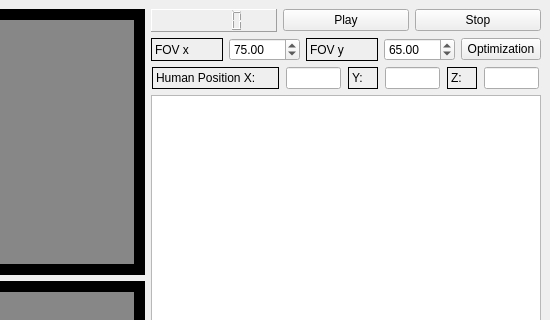
Old version of the form smartprojector/SmartProjectorMainWindow.ui in the repository BazerHanMinSu/Celluon; both pictures show x 569 to 1119 and y 0 to 320 of the 1119 by 574 pixel window.
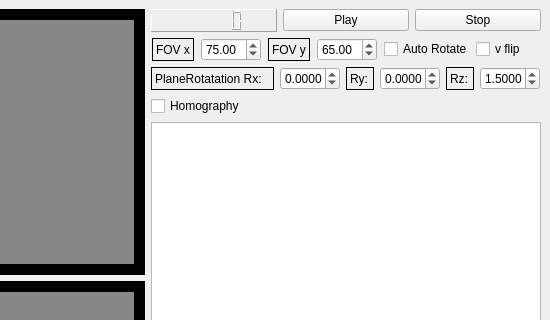
New version of the form. Icons and pictures are not drawn. Custom widgets are drawn as their Qt base class.

The edit to the form file:
```diff
--- a/smartprojector/SmartProjectorMainWindow.ui
+++ b/smartprojector/SmartProjectorMainWindow.ui
@@ -325,6 +325,24 @@
        <layout class="QHBoxLayout" name="horizontalLayout_5">
         <item>
          <widget class="QLabel" name="label">
+          <property name="sizePolicy">
+           <sizepolicy hsizetype="Fixed" vsizetype="Preferred">
+            <horstretch>0</horstretch>
+            <verstretch>0</verstretch>
+           </sizepolicy>
+          </property>
+          <property name="minimumSize">
+           <size>
+            <width>42</width>
+            <height>0</height>
+           </size>
+          </property>
+          <property name="maximumSize">
+           <size>
+            <width>42</width>
+            <height>16777215</height>
+           </size>
+          </property>
           <property name="frameShape">
            <enum>QFrame::Box</enum>
           </property>
@@ -335,6 +353,27 @@
         </item>
         <item>
          <widget class="QDoubleSpinBox" name="mFovXSpinBox">
+          <property name="sizePolicy">
+           <sizepolicy hsizetype="Fixed" vsizetype="Fixed">
+            <horstretch>0</horstretch>
+            <verstretch>0</verstretch>
+           </sizepolicy>
+          </property>
+          <property name="minimumSize">
+           <size>
+            <width>60</width>
+            <height>0</height>
+           </size>
+          </property>
+          <property name="maximumSize">
+           <size>
+            <width>50</width>
+            <height>16777215</height>
+           </size>
+          </property>
+          <property name="decimals">
+           <number>2</number>
+          </property>
           <property name="maximum">
            <double>170.000000000000000</double>
           </property>
@@ -348,6 +387,24 @@
         </item>
         <item>
          <widget class="QLabel" name="label_2">
+          <property name="sizePolicy">
+           <sizepolicy hsizetype="Fixed" vsizetype="Preferred">
+            <horstretch>0</horstretch>
+            <verstretch>0</verstretch>
+           </sizepolicy>
+          </property>
+          <property name="minimumSize">
+           <size>
+            <width>40</width>
+            <height>0</height>
+           </size>
+          </property>
+          <property name="maximumSize">
+           <size>
+            <width>42</width>
+            <height>16777215</height>
+           </size>
+          </property>
           <property name="frameShape">
            <enum>QFrame::Box</enum>
           </property>
@@ -358,6 +415,27 @@
         </item>
         <item>
          <widget class="QDoubleSpinBox" name="mFovYSpinBox">
+          <property name="sizePolicy">
+           <sizepolicy hsizetype="Fixed" vsizetype="Fixed">
+            <horstretch>0</horstretch>
+            <verstretch>0</verstretch>
+           </sizepolicy>
+          </property>
+          <property name="minimumSize">
+           <size>
+            <width>60</width>
+            <height>0</height>
+           </size>
+          </property>
+          <property name="maximumSize">
+           <size>
+            <width>50</width>
+            <height>16777215</height>
+           </size>
+          </property>
+          <property name="decimals">
+           <number>2</number>
+          </property>
           <property name="maximum">
            <double>170.000000000000000</double>
           </property>
@@ -370,9 +448,52 @@
          </widget>
         </item>
         <item>
-         <widget class="QPushButton" name="pushButton">
+         <widget class="QCheckBox" name="mAutoPlaneRotationCB">
+          <property name="sizePolicy">
+           <sizepolicy hsizetype="Fixed" vsizetype="Fixed">
+            <horstretch>0</horstretch>
+            <verstretch>0</verstretch>
+           </sizepolicy>
+          </property>
+          <property name="minimumSize">
+           <size>
+            <width>85</width>
+            <height>0</height>
+           </size>
+          </property>
+          <property name="maximumSize">
+           <size>
+            <width>50</width>
+            <height>16777215</height>
+           </size>
+          </property>
           <property name="text">
-           <string>Optimization</string>
+           <string>Auto Rotate</string>
+          </property>
+         </widget>
+        </item>
+        <item>
+         <widget class="QCheckBox" name="mVerticalFlip">
+          <property name="sizePolicy">
+           <sizepolicy hsizetype="Fixed" vsizetype="Fixed">
+            <horstretch>0</horstretch>
+            <verstretch>0</verstretch>
+           </sizepolicy>
+          </property>
+          <property name="minimumSize">
+           <size>
+            <width>60</width>
+            <height>0</height>
+           </size>
+          </property>
+          <property name="maximumSize">
+           <size>
+            <width>50</width>
+            <height>16777215</height>
+           </size>
+          </property>
+          <property name="text">
+           <string>v flip</string>
           </property>
          </widget>
         </item>
@@ -390,7 +511,7 @@
           </property>
           <property name="minimumSize">
            <size>
-            <width>127</width>
+            <width>123</width>
             <height>0</height>
            </size>
           </property>
@@ -404,30 +525,39 @@
            <enum>QFrame::Box</enum>
           </property>
           <property name="text">
-           <string>Human Position X:</string>
+           <string>PlaneRotatation Rx:</string>
           </property>
          </widget>
         </item>
         <item>
-         <widget class="QLineEdit" name="mHumanPosX">
-          <property name="sizePolicy">
-           <sizepolicy hsizetype="Fixed" vsizetype="Fixed">
-            <horstretch>0</horstretch>
-            <verstretch>0</verstretch>
-           </sizepolicy>
-          </property>
+         <widget class="QDoubleSpinBox" name="mRotateXSpinBox">
           <property name="minimumSize">
            <size>
-            <width>55</width>
+            <width>60</width>
             <height>0</height>
            </size>
           </property>
           <property name="maximumSize">
            <size>
-            <width>50</width>
+            <width>60</width>
             <height>16777215</height>
            </size>
           </property>
+          <property name="decimals">
+           <number>4</number>
+          </property>
+          <property name="minimum">
+           <double>-80.000000000000000</double>
+          </property>
+          <property name="maximum">
+           <double>80.000000000000000</double>
+          </property>
+          <property name="singleStep">
+           <double>1.000000000000000</double>
+          </property>
+          <property name="value">
+           <double>0.000000000000000</double>
+          </property>
          </widget>
         </item>
         <item>
@@ -440,13 +570,13 @@
           </property>
           <property name="minimumSize">
            <size>
-            <width>30</width>
+            <width>28</width>
             <height>0</height>
            </size>
           </property>
           <property name="maximumSize">
            <size>
-            <width>30</width>
+            <width>28</width>
             <height>16777215</height>
            </size>
           </property>
@@ -454,30 +584,39 @@
            <enum>QFrame::Box</enum>
           </property>
           <property name="text">
-           <string>Y:  </string>
+           <string>Ry:  </string>
           </property>
          </widget>
         </item>
         <item>
-         <widget class="QLineEdit" name="mHumanPosY">
-          <property name="sizePolicy">
-           <sizepolicy hsizetype="Fixed" vsizetype="Fixed">
-            <horstretch>0</horstretch>
-            <verstretch>0</verstretch>
-           </sizepolicy>
-          </property>
+         <widget class="QDoubleSpinBox" name="mRotateYSpinBox">
           <property name="minimumSize">
            <size>
-            <width>55</width>
+            <width>60</width>
             <height>0</height>
            </size>
           </property>
           <property name="maximumSize">
            <size>
-            <width>50</width>
+            <width>60</width>
             <height>16777215</height>
            </size>
           </property>
+          <property name="decimals">
+           <number>4</number>
+          </property>
+          <property name="minimum">
+           <double>-80.000000000000000</double>
+          </property>
+          <property name="maximum">
+           <double>80.000000000000000</double>
+          </property>
+          <property name="singleStep">
+           <double>1.000000000000000</double>
+          </property>
+          <property name="value">
+           <double>0.000000000000000</double>
+          </property>
          </widget>
         </item>
         <item>
@@ -490,13 +629,13 @@
           </property>
           <property name="minimumSize">
            <size>
-            <width>30</width>
+            <width>28</width>
             <height>0</height>
            </size>
           </property>
           <property name="maximumSize">
            <size>
-            <width>30</width>
+            <width>28</width>
             <height>16777215</height>
            </size>
           </property>
@@ -504,34 +643,50 @@
            <enum>QFrame::Box</enum>
           </property>
           <property name="text">
-           <string>Z:</string>
+           <string>Rz:</string>
           </property>
          </widget>
         </item>
         <item>
-         <widget class="QLineEdit" name="mHumanPosZ">
+         <widget class="QDoubleSpinBox" name="mRotateZSpinBox">
           <property name="sizePolicy">
-           <sizepolicy hsizetype="Fixed" vsizetype="Fixed">
-            <horstretch>0</horstretch>
+           <sizepolicy hsizetype="Minimum" vsizetype="Fixed">
+            <horstretch>60</horstretch>
             <verstretch>0</verstretch>
            </sizepolicy>
           </property>
-          <property name="minimumSize">
-           <size>
-            <width>55</width>
-            <height>0</height>
-           </size>
-          </property>
           <property name="maximumSize">
            <size>
-            <width>50</width>
+            <width>60</width>
             <height>16777215</height>
            </size>
           </property>
+          <property name="decimals">
+           <number>4</number>
+          </property>
+          <property name="minimum">
+           <double>-80.000000000000000</double>
+          </property>
+          <property name="maximum">
+           <double>80.000000000000000</double>
+          </property>
+          <property name="singleStep">
+           <double>1.000000000000000</double>
+          </property>
+          <property name="value">
+           <double>1.500000000000000</double>
+          </property>
          </widget>
         </item>
        </layout>
       </item>
+      <item>
+       <widget class="QCheckBox" name="mHomographyCB">
+        <property name="text">
+         <string>Homography</string>
+        </property>
+       </widget>
+      </item>
       <item>
        <widget class="QPlainTextEdit" name="mTextConsole">
         <property name="sizePolicy">
```
